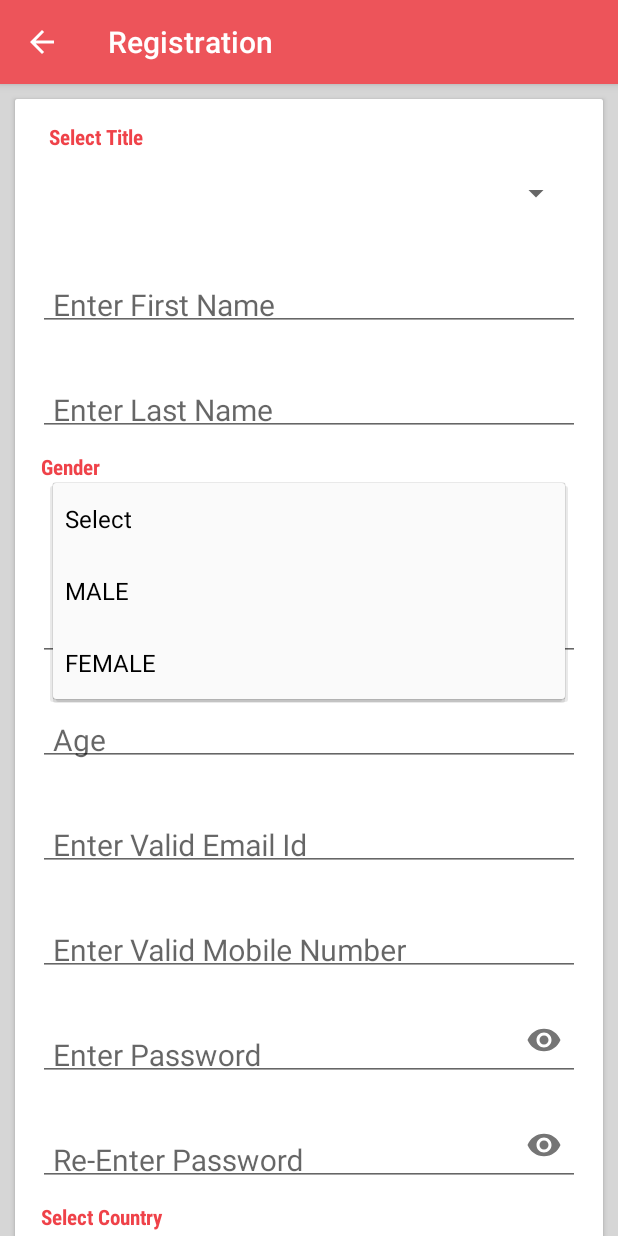
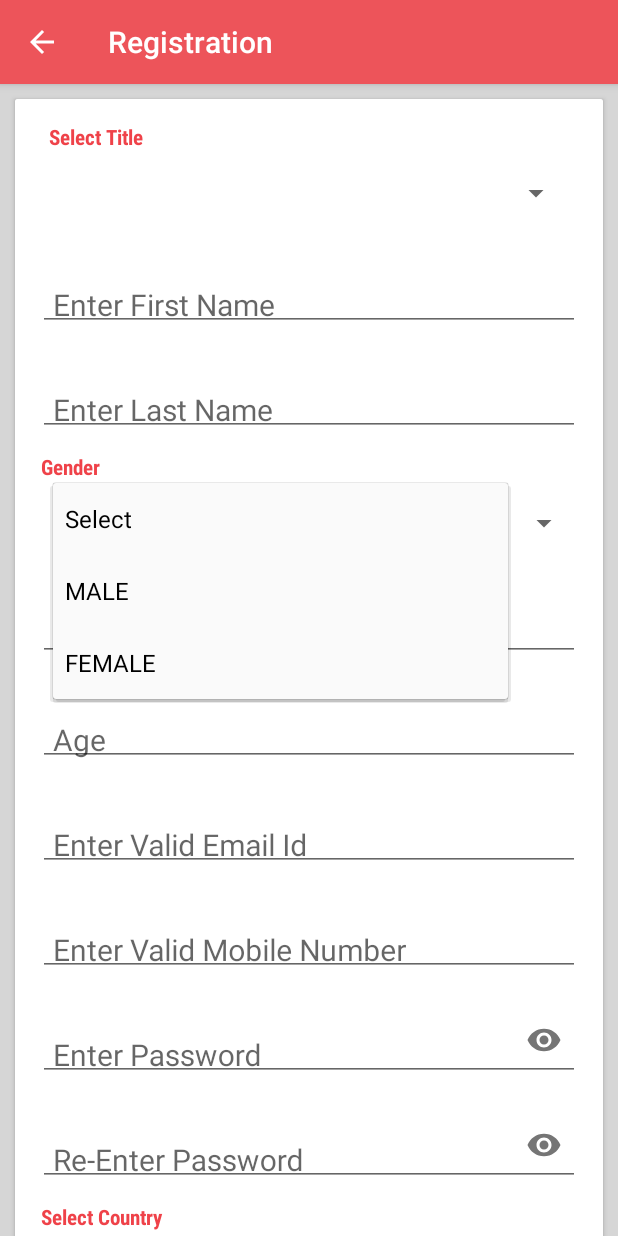
Before and after one commit to dhananjayt28/Gurukul-Android-App-Marg, an Android app: the RegistrationActivity screen opened directly, with no data from a screen before it, after a tap on "Select", on a phone screen of 412 x 824 dp. Run offline under Robolectric (Android 15) with nearby library versions, the phone set to English and light mode, and no system bars; our stand-ins replace Volley; libraries missing offline, so code that uses them is left out: com.toptoche.searchablespinnerlibrary; plain views replace SearchableSpinner; network calls fail; 4 statements that could not run were skipped.

```diff
--- a/app/src/main/java/in/jivanmuktas/www/marg/fragment/ApprovedFragment.java
+++ b/app/src/main/java/in/jivanmuktas/www/marg/fragment/ApprovedFragment.java
@@ -378,6 +378,7 @@ public class ApprovedFragment extends Fragment {
                             }else if (EVENT_TYPE.equals("2")){
                                 intent=new Intent(getActivity(), Workshop.class);//Change line later
                                 intent.putExtra("EVENT_ID", EVENT_REG_ID);
+                                intent.putExtra("STATUS",STATUS);
                                 startActivity(intent);
                             }else if (EVENT_TYPE.equals("3")){
                                 intent=new Intent(getActivity(), GitaDistribution.class);//Change line later
--- a/app/src/main/res/layout/activity_registration.xml
+++ b/app/src/main/res/layout/activity_registration.xml
@@ -141,8 +141,8 @@
                         android:id="@+id/spinner_title"
                         android:layout_width="match_parent"
                         android:layout_height="54dp"
-                        android:padding="10dp"
-                        android:textSize="20sp"/>
+                        android:paddingLeft="10dp"
+                        android:textSize="20sp" />
 
                 </LinearLayout>
 
@@ -285,7 +285,7 @@
                     android:id="@+id/spinner_gender"
                     android:layout_width="match_parent"
                     android:layout_height="54dp"
-                    android:padding="10dp"
+                    android:paddingLeft="10dp"
                     android:textSize="20sp" />
             </LinearLayout>
         <LinearLayout
@@ -619,7 +619,7 @@
                     android:id="@+id/spinner_edu"
                     android:layout_width="match_parent"
                     android:layout_height="54dp"
-                    android:padding="10dp"
+                    android:paddingLeft="10dp"
                     android:textSize="20sp" />
             </LinearLayout>
             <LinearLayout
```
Also changed, not shown: app/src/main/java/in/jivanmuktas/www/marg/activity/Workshop.java (+70 -3 lines).
